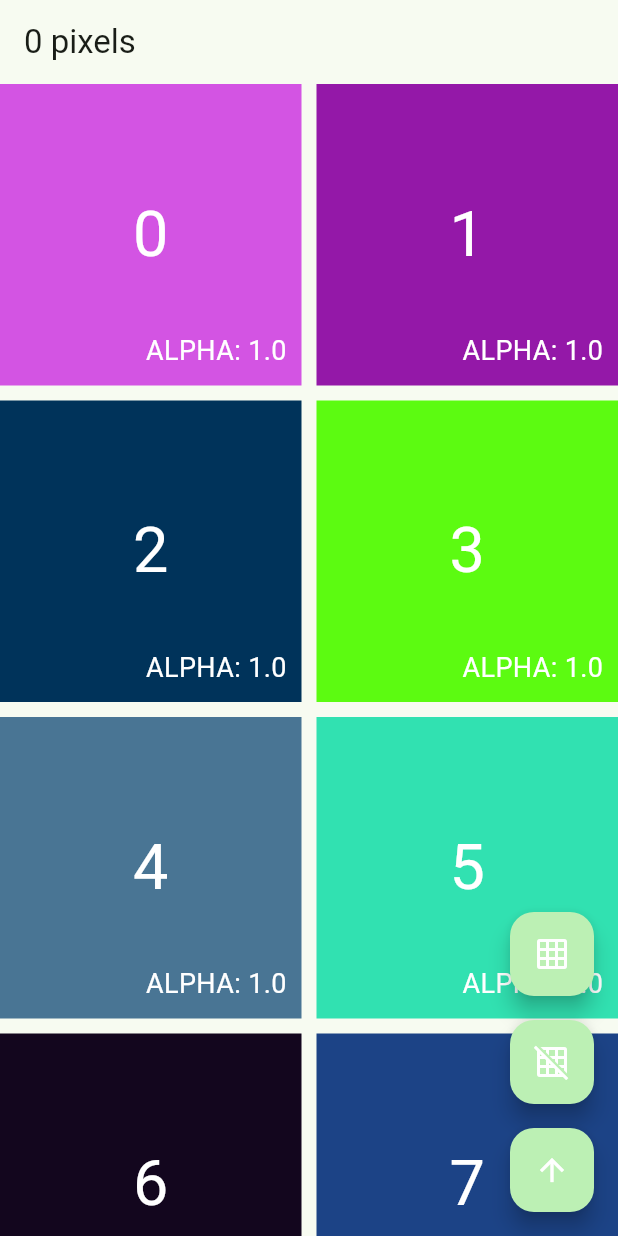
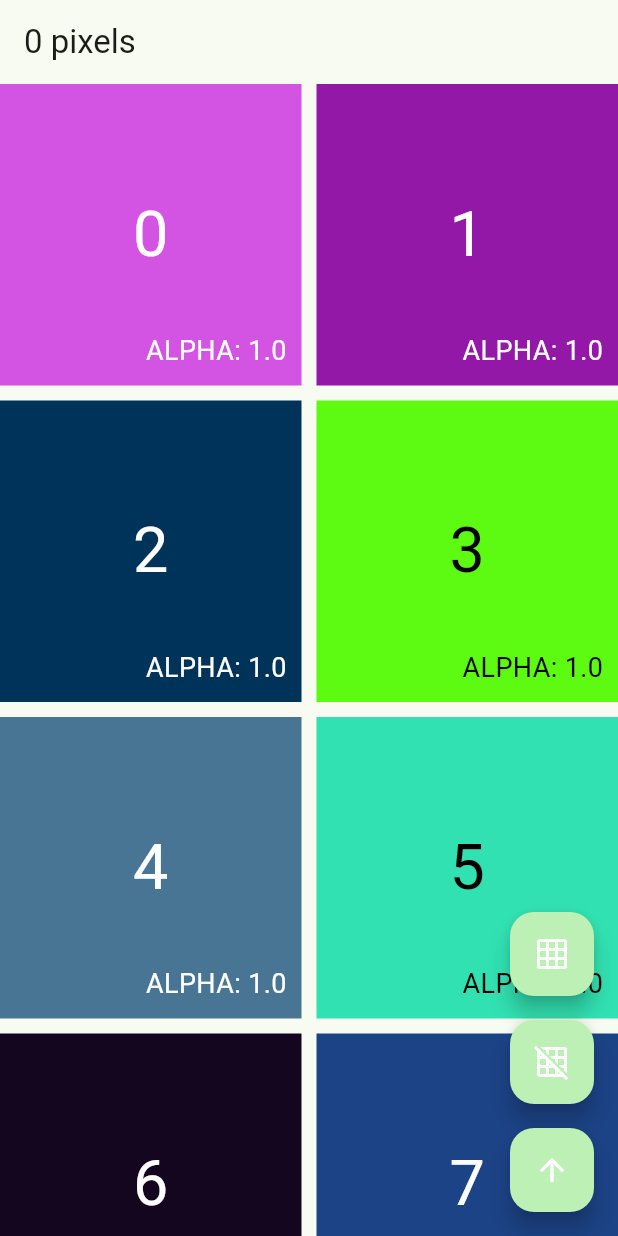
Before and after one commit to endeavort/introduction_to_flutter_development, a Flutter app: the screen it shows after launch, on a phone screen of 412 x 824 dp. Run offline on Flutter 3.47's test engine with Material 3 defaults, Android fonts, the phone set to English and light mode, and no system bars.

Commit message:
背景色の明るさに応じて色を変える

```diff
--- a/lib/phase2/grid_view_page.dart
+++ b/lib/phase2/grid_view_page.dart
@@ -110,20 +110,23 @@ class GridViewPageState extends State<GridViewPage> {
 
         // グリッド内の各アイテムを生成するビルダー
         itemBuilder: (context, index) {
-          final _gridItemColor =
+          final gridItemColor =
               Color((math.Random(index).nextDouble() * 0x00FFFFFF).toInt())
                   .withOpacity(1);
+          final gridItemBrightness = gridItemColor.computeLuminance();
           return Stack(
             children: [
               Container(
-                color: _gridItemColor,
+                color: gridItemColor,
                 child: Center(
                   // テキストを中央に配置
                   child: Text(
                     index.toString(),
-                    style: const TextStyle(
+                    style: TextStyle(
                       fontSize: 42, // フォントサイズ
-                      color: Colors.white, // 色
+                      color: gridItemBrightness > 0.5
+                          ? Colors.black
+                          : Colors.white, // 色
                     ),
                   ),
                 ),
@@ -132,14 +135,16 @@ class GridViewPageState extends State<GridViewPage> {
                   right: 10,
                   bottom: 10,
                   child: Text(
-                    _gridItemColor
+                    gridItemColor
                         .toString()
                         .toUpperCase()
                         .substring(6, 16)
                         .replaceAll('0X', '#'),
-                    style: const TextStyle(
+                    style: TextStyle(
                       fontSize: 18,
-                      color: Colors.white,
+                      color: gridItemBrightness > 0.5
+                          ? Colors.black
+                          : Colors.white,
                     ),
                   ))
             ],
```
